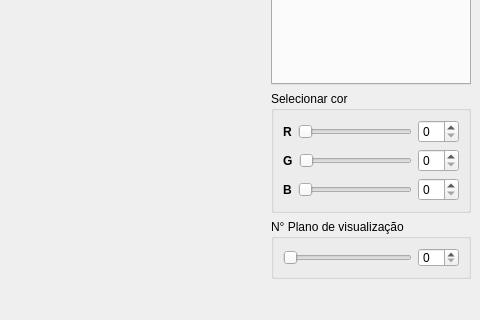
Old version of the form source/mainwindow.ui in the repository raphaelramosds/sculptor; both pictures show x 747 to 1227 and y 243 to 563 of the 1227 by 963 pixel window.
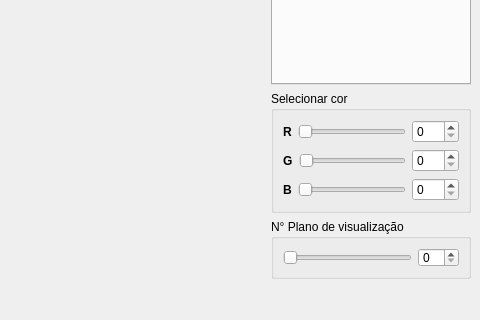
New version of the form. Icons and pictures are not drawn. Custom widgets are drawn as their Qt base class.

Commit message: feat: finishing implementation of Sculptor's methos on interface

What changed in the file:
```diff
--- a/source/mainwindow.ui
+++ b/source/mainwindow.ui
@@ -447,13 +447,20 @@
            </item>
            <item>
             <widget class="QSlider" name="horizontalSliderSetRed">
+             <property name="maximum">
+              <number>255</number>
+             </property>
              <property name="orientation">
               <enum>Qt::Horizontal</enum>
              </property>
             </widget>
            </item>
            <item>
-            <widget class="QSpinBox" name="spinBoxSetRed"/>
+            <widget class="QSpinBox" name="spinBoxSetRed">
+             <property name="maximum">
+              <number>255</number>
+             </property>
+            </widget>
            </item>
           </layout>
          </item>
@@ -474,13 +481,20 @@
            </item>
            <item>
             <widget class="QSlider" name="horizontalSliderSetGreen">
+             <property name="maximum">
+              <number>255</number>
+             </property>
              <property name="orientation">
               <enum>Qt::Horizontal</enum>
              </property>
             </widget>
            </item>
            <item>
-            <widget class="QSpinBox" name="spinBoxSetGreen"/>
+            <widget class="QSpinBox" name="spinBoxSetGreen">
+             <property name="maximum">
+              <number>255</number>
+             </property>
+            </widget>
            </item>
           </layout>
          </item>
@@ -501,13 +515,20 @@
            </item>
            <item>
             <widget class="QSlider" name="horizontalSliderSetBlue">
+             <property name="maximum">
+              <number>255</number>
+             </property>
              <property name="orientation">
               <enum>Qt::Horizontal</enum>
              </property>
             </widget>
            </item>
            <item>
-            <widget class="QSpinBox" name="spinBoxSetBlue"/>
+            <widget class="QSpinBox" name="spinBoxSetBlue">
+             <property name="maximum">
+              <number>255</number>
+             </property>
+            </widget>
            </item>
           </layout>
          </item>
```
Left out of the diff: 2 changed lines with no effect on the pictures. The commit also changes 5 other files.
